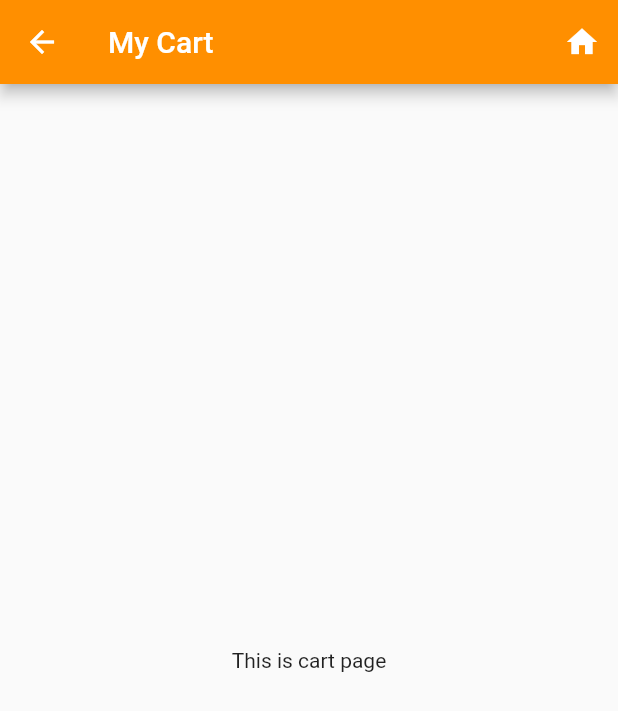
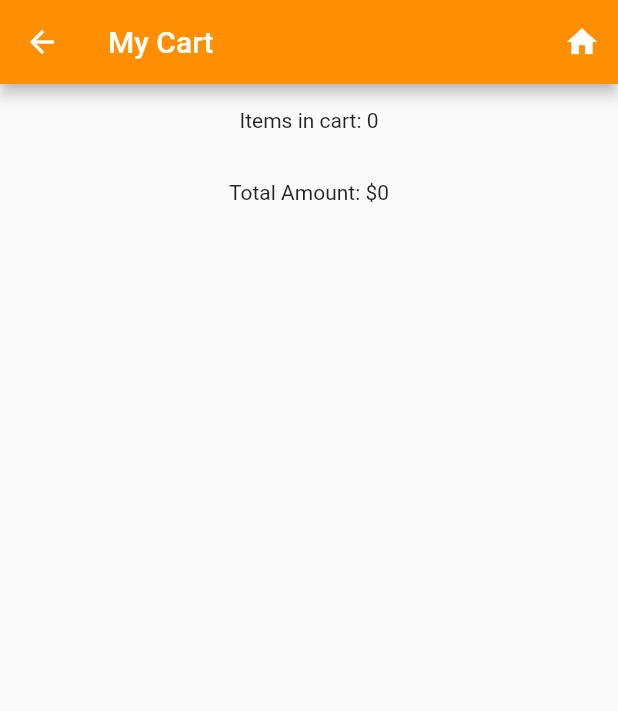
Before and after one commit to aliabidzaidi/Flutter-leaning, a Flutter app: the MyCart screen opened directly, on a phone screen of 412 x 824 dp. Shown: the top 711 px of the screen. Run offline on Flutter 3.47's test engine with Material 2 defaults, Android fonts, the phone set to English and light mode, and no system bars.

Commit message:
Editing cart page showing total amount and items

```diff
--- a/lib/StateManagement/CatalogModel.dart
+++ b/lib/StateManagement/CatalogModel.dart
@@ -2,19 +2,23 @@ import 'package:flutterlearning/StateManagement/Item.dart';
 
 class CatalogModel{
   static List<Item> items = [
-    new Item(1, 'Code Smell'),
-    new Item(2, 'Control Flow'),
-    new Item(3, 'Interpreter'),
-    new Item(4, 'Recursion'),
-    new Item(5, 'Sprint'),
-    new Item(6, 'Heisenbug'),
+    new Item(1, 'Code Smell', 20),
+    new Item(2, 'Control Flow', 10),
+    new Item(3, 'Interpreter', 15),
+    new Item(4, 'Recursion', 35),
+    new Item(5, 'Sprint', 25),
+    new Item(6, 'Heisenbug', 45),
   ];
 
   int getItemsLength() => items.length;
   /// Get item by [id].
   ///
   /// In this sample, the catalog is infinite, looping over [itemNames].
-  Item getById(int id) => Item(id, items[id % items.length].name);
+  Item getById(int id){
+//    Item(id, items[id % items.length].name)
+    var item = items[id % items.length];
+    return Item(id, item.name, item.price);
+  }
 
   /// Get item by its position in the catalog.
   Item getByPosition(int position) {
--- a/lib/StateManagement/Item.dart
+++ b/lib/StateManagement/Item.dart
@@ -4,12 +4,12 @@ import 'package:flutter/material.dart';
 class Item {
   final int id;
   final String name;
-  final int price = 40;
+  final int price;
   final Color color;
 
 //  Item(this.id, this.name, this.price);
 
-  Item(this.id, this.name)
+  Item(this.id, this.name, this.price)
   // To make the sample app look nicer, each item is given one of the
   // Material Design primary colors.
       : color = Colors.primaries[id % Colors.primaries.length];
--- /dev/null
+++ b/lib/StateManagement/MyCart.dart
@@ -0,0 +1,57 @@
+
+import 'package:flutter/material.dart';
+import 'package:provider/provider.dart';
+import 'package:flutterlearning/StateManagement/CartModel.dart';
+
+class MyCart extends StatelessWidget {
+  @override
+  Widget build(BuildContext context) {
+    return Scaffold(
+      body: Container(
+          child: Consumer<CartModel>(
+            builder: (context, cart, child) {
+              return  ListView(
+                children: <Widget>[
+                  SizedBox(height:16.0),
+                  Center(child: Text('Items in cart: ${cart.totalItems}')),
+                  SizedBox(height:16.0),
+                  ListView.builder(
+                    physics: ScrollPhysics(),
+                    shrinkWrap: true,
+                    itemCount: cart.totalItems,
+                    itemBuilder: (context, index) {
+                      var item = cart.items[index];
+                      return ListTile(
+                        title: Text(item.name),
+                      );
+                    },
+                  ),
+                  SizedBox(height: 16.0),
+                  Center(child: Text('Total Amount: \$${cart.totalPrice}'),),
+                  SizedBox(height: 16.0),
+                ],
+              );
+//              return new Center(
+//                child: Text('This is cart page -- ${cart.totalItems} --${cart.totalPrice}'),
+//              );
+            },
+          )
+      ),
+      appBar: new AppBar(
+        title: Text('My Cart'),
+        backgroundColor: Colors.amber.shade800,
+
+        actions: <Widget>[
+          IconButton(
+            icon: const Icon(Icons.home),
+            tooltip: 'My Catalog',
+            onPressed: () {
+              print("Home Catalog button pressed");
+              Navigator.pushReplacementNamed(context, '/');
+            },
+          ),
+        ],
+      ),
+    );
+  }
+}
```
Also changed, not shown: lib/StateManagement/CartModel.dart (+8 -0 lines), lib/StateManagement/MyCatalog.dart (added, +102 -0 lines), lib/StateManagement/StateMgmt-main.dart (+3 -100 lines).
